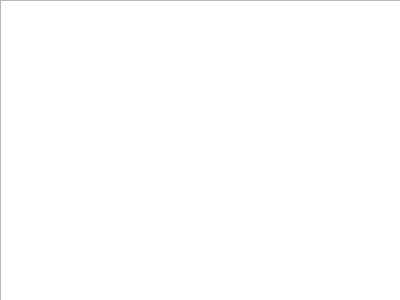
moroen/simplenote, file src/mainwindow.ui: the form before one commit.
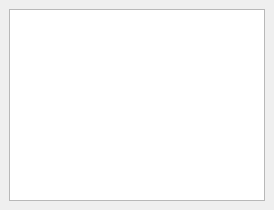
The form after the commit.

What changed in the file:
```diff
--- a/src/mainwindow.ui
+++ b/src/mainwindow.ui
@@ -1,27 +1,41 @@
 <?xml version="1.0" encoding="UTF-8"?>
 <ui version="4.0">
  <class>MainWindow</class>
- <widget class="QWidget" name="MainWindow">
+ <widget class="QMainWindow" name="MainWindow">
   <property name="geometry">
    <rect>
     <x>0</x>
     <y>0</y>
-    <width>400</width>
-    <height>300</height>
+    <width>270</width>
+    <height>206</height>
    </rect>
   </property>
   <property name="windowTitle">
    <string>Simpe Note</string>
   </property>
-  <widget class="QPlainTextEdit" name="plainTextEdit">
-   <property name="geometry">
-    <rect>
-     <x>0</x>
-     <y>0</y>
-     <width>401</width>
-     <height>301</height>
-    </rect>
+  <widget class="QWidget" name="centralwidget">
+   <property name="sizePolicy">
+    <sizepolicy hsizetype="Fixed" vsizetype="Fixed">
+     <horstretch>0</horstretch>
+     <verstretch>0</verstretch>
+    </sizepolicy>
    </property>
+   <layout class="QHBoxLayout" name="horizontalLayout">
+    <item>
+     <layout class="QVBoxLayout" name="verticalLayout">
+      <item>
+       <widget class="QPlainTextEdit" name="plainTextEdit">
+        <property name="sizePolicy">
+         <sizepolicy hsizetype="Expanding" vsizetype="Expanding">
+          <horstretch>1</horstretch>
+          <verstretch>1</verstretch>
+         </sizepolicy>
+        </property>
+       </widget>
+      </item>
+     </layout>
+    </item>
+   </layout>
   </widget>
  </widget>
  <resources/>
```
Left out of the diff: 5 changed lines with no effect on the pictures.
